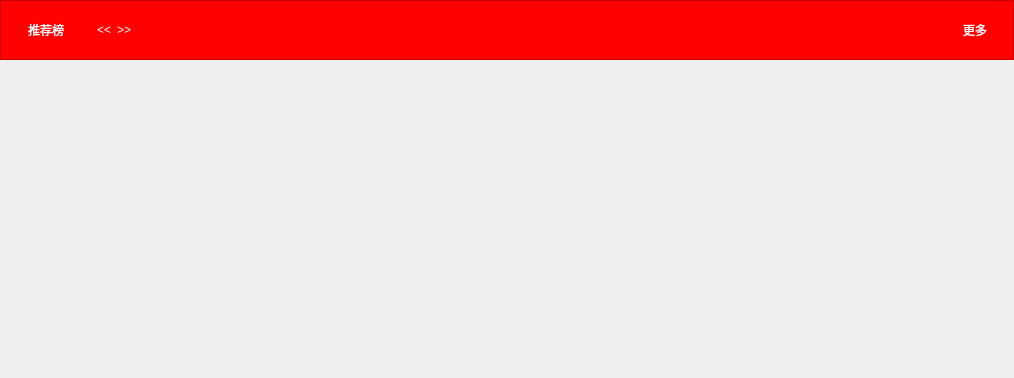
The window that VideoPlayer/mainwidget/rankinglist/RankListItem.ui (huizhang556/pc-video-player) describes before a commit, drawn with Qt 5.
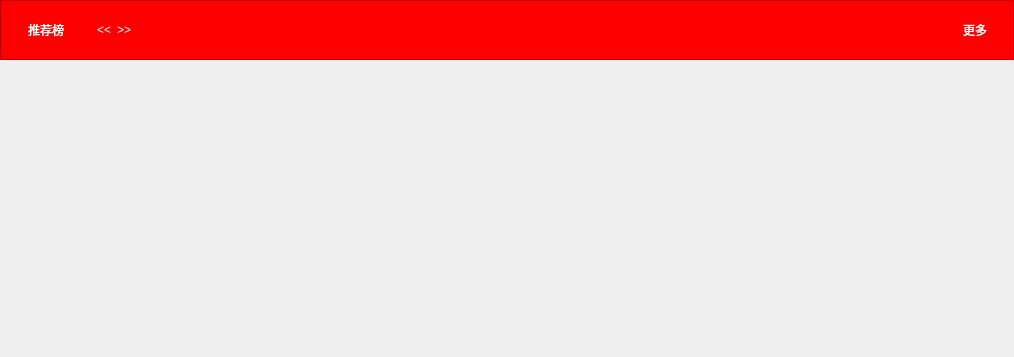
The same window after the commit.

What changed in the file:
```diff
--- a/VideoPlayer/mainwidget/rankinglist/RankListItem.ui
+++ b/VideoPlayer/mainwidget/rankinglist/RankListItem.ui
@@ -7,7 +7,7 @@
     <x>0</x>
     <y>0</y>
     <width>1014</width>
-    <height>378</height>
+    <height>357</height>
    </rect>
   </property>
   <property name="windowTitle">
```
